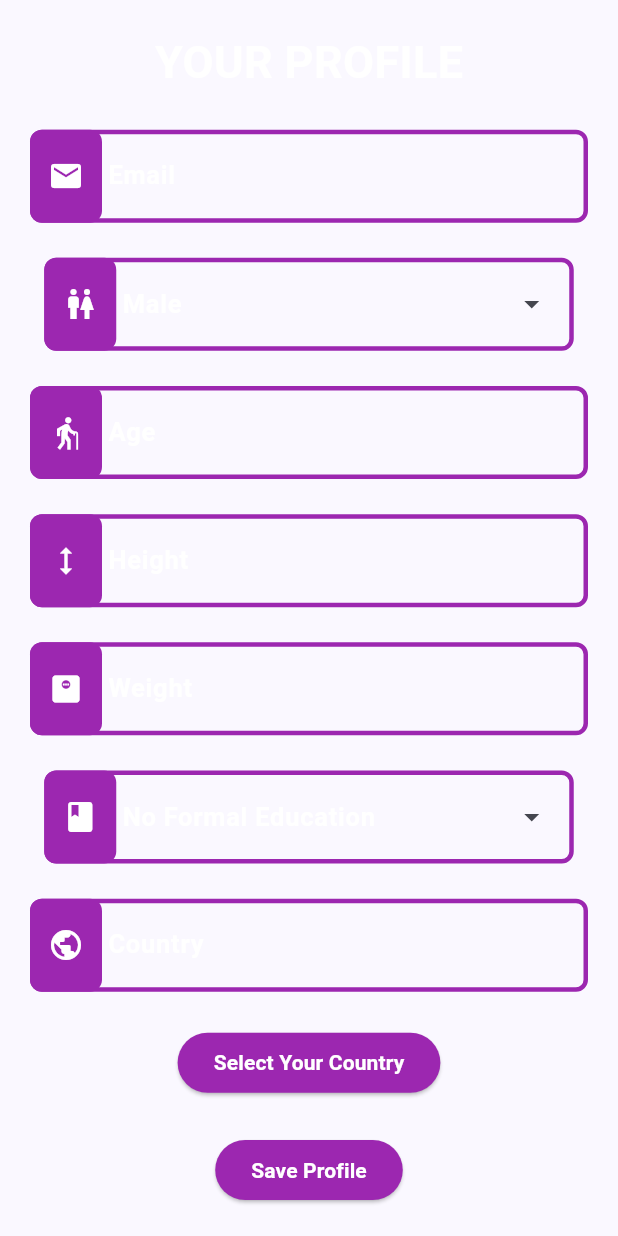
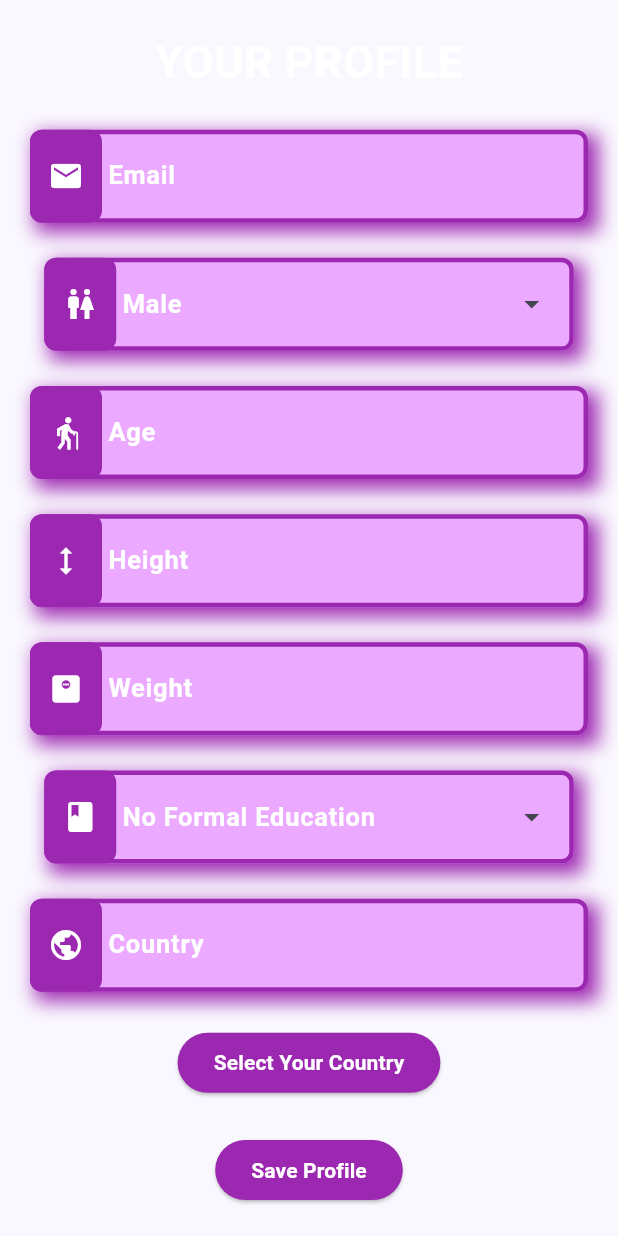
Before and after one commit to Spenc-er/BigBrain, a Flutter app: the Profile screen opened by its route, on a phone screen of 412 x 824 dp. Run offline on Flutter 3.47's test engine with Material 2 defaults, Android fonts, the light colour scheme and no system bars; our stand-ins replace audioplayers, country_picker, firebase_core, firebase_crashlytics, flutter_svg, focus_detector and 5 more; missing offline and left inert: games_services; accounts and stored records are empty.

Commit message:
elevate textfield

```diff
--- a/lib/src/profile/profile.dart
+++ b/lib/src/profile/profile.dart
@@ -95,7 +95,20 @@ class _ProfileState extends State<Profile> {
                       fontWeight: FontWeight.bold,
                       fontSize: 30),
                 ),
-                TextField(
+                Container(
+                  decoration: BoxDecoration(boxShadow: [
+                    BoxShadow(
+                      color: Colors.purple,
+                      offset: const Offset(
+                        5.0,
+                        5.0,
+                      ),
+                      blurRadius: 10.0,
+                      spreadRadius: 2.0,
+                    ),
+                  ] //BoxShadow
+                      ),
+                  child: TextField(
                     controller: email,
                     style: TextStyle(
                         color: Colors.white,
@@ -103,6 +116,8 @@ class _ProfileState extends State<Profile> {
                         fontSize: 17),
                     cursorColor: Colors.purple,
                     decoration: InputDecoration(
+                      fillColor: Color.fromARGB(255, 235, 170, 255),
+                      filled: true,
                       floatingLabelBehavior: FloatingLabelBehavior.never,
                       labelStyle: TextStyle(
                           color: Colors.white,
@@ -138,7 +153,21 @@ class _ProfileState extends State<Profile> {
                       ),
                     ),
                   ),
-                DropdownMenu<Gender?>(
+                ),
+                Container(
+                  decoration: BoxDecoration(boxShadow: [
+                    BoxShadow(
+                      color: Colors.purple,
+                      offset: const Offset(
+                        5.0,
+                        5.0,
+                      ),
+                      blurRadius: 10.0,
+                      spreadRadius: 2.0,
+                    ),
+                  ] //BoxShadow
+                      ),
+                  child: DropdownMenu<Gender?>(
                     width: 353,
                     textStyle: TextStyle(
                         color: Colors.white,
@@ -156,6 +185,8 @@ class _ProfileState extends State<Profile> {
                       ),
                     ),
                     inputDecorationTheme: InputDecorationTheme(
+                      fillColor: Color.fromARGB(255, 235, 170, 255),
+                      filled: true,
                       floatingLabelBehavior: FloatingLabelBehavior.never,
                       labelStyle: TextStyle(
                           color: Colors.white,
@@ -182,7 +213,22 @@ class _ProfileState extends State<Profile> {
                       });
                     },
                   ),
-                TextField(
+                ),
+                Container(
+                  decoration: BoxDecoration(
+                    boxShadow: [
+                      BoxShadow(
+                        color: Colors.purple,
+                        offset: const Offset(
+                          5.0,
+                          5.0,
+                        ),
+                        blurRadius: 10.0,
+                        spreadRadius: 2.0,
+                      )
+                    ],
+                  ),
+                  child: TextField(
                     keyboardType: TextInputType.number,
                     style: TextStyle(
                         color: Colors.white,
@@ -191,6 +237,8 @@ class _ProfileState extends State<Profile> {
                     controller: age,
                     cursorColor: Colors.purple,
                     decoration: InputDecoration(
+                      fillColor: Color.fromARGB(255, 235, 170, 255),
+                      filled: true,
                       hintText: 'Enter Age',
                       hintStyle: TextStyle(
                           color: Colors.white,
@@ -226,7 +274,21 @@ class _ProfileState extends State<Profile> {
                       ),
                     ),
                   ),
-                TextField(
+                ),
+                Container(
+                  decoration: BoxDecoration(boxShadow: [
+                    BoxShadow(
+                      color: Colors.purple,
+                      offset: const Offset(
+                        5.0,
+                        5.0,
+                      ),
+                      blurRadius: 10.0,
+                      spreadRadius: 2.0,
+                    ),
+                  ] //BoxShadow
+                      ),
+                  child: TextField(
                     keyboardType: TextInputType.number,
                     style: TextStyle(
                         color: Colors.white,
@@ -235,6 +297,8 @@ class _ProfileState extends State<Profile> {
                     controller: height,
                     cursorColor: Colors.purple,
                     decoration: InputDecoration(
+                        fillColor: Color.fromARGB(255, 235, 170, 255),
+                        filled: true,
                         hintText: 'Enter Height',
                         hintStyle: TextStyle(
                             color: Colors.white,
@@ -247,14 +311,17 @@ class _ProfileState extends State<Profile> {
                             fontSize: 17),
                         enabledBorder: OutlineInputBorder(
                           borderRadius: BorderRadius.all(Radius.circular(8.0)),
-                        borderSide: BorderSide(width: 3, color: Colors.purple),
+                          borderSide:
+                              BorderSide(width: 3, color: Colors.purple),
                         ), //
                         focusedBorder: OutlineInputBorder(
                           borderRadius: BorderRadius.all(Radius.circular(8.0)),
-                        borderSide: BorderSide(width: 3, color: Colors.purple),
+                          borderSide:
+                              BorderSide(width: 3, color: Colors.purple),
                         ), // ,
                         border: OutlineInputBorder(
-                          borderRadius: BorderRadius.all(Radius.circular(8.0)),
+                            borderRadius:
+                                BorderRadius.all(Radius.circular(8.0)),
                             borderSide: BorderSide(color: Colors.purple)),
                         labelText: 'Height',
                         prefixIcon: Container(
@@ -275,7 +342,21 @@ class _ProfileState extends State<Profile> {
                             fontWeight: FontWeight.bold,
                             fontSize: 17)),
                   ),
-                TextField(
+                ),
+                Container(
+                  decoration: BoxDecoration(boxShadow: [
+                    BoxShadow(
+                      color: Colors.purple,
+                      offset: const Offset(
+                        5.0,
+                        5.0,
+                      ),
+                      blurRadius: 10.0,
+                      spreadRadius: 2.0,
+                    ),
+                  ] //BoxShadow
+                      ),
+                  child: TextField(
                     keyboardType: TextInputType.number,
                     style: TextStyle(
                         color: Colors.white,
@@ -284,6 +365,8 @@ class _ProfileState extends State<Profile> {
                     controller: weight,
                     cursorColor: Colors.purple,
                     decoration: InputDecoration(
+                        fillColor: Color.fromARGB(255, 235, 170, 255),
+                        filled: true,
                         hintText: 'Enter Weight',
                         hintStyle: TextStyle(
                             color: Colors.white,
@@ -296,14 +379,17 @@ class _ProfileState extends State<Profile> {
                             fontSize: 17),
                         enabledBorder: OutlineInputBorder(
                           borderRadius: BorderRadius.all(Radius.circular(8.0)),
-                        borderSide: BorderSide(width: 3, color: Colors.purple),
+                          borderSide:
+                              BorderSide(width: 3, color: Colors.purple),
                         ), //
                         focusedBorder: OutlineInputBorder(
                           borderRadius: BorderRadius.all(Radius.circular(8.0)),
-                        borderSide: BorderSide(width: 3, color: Colors.purple),
+                          borderSide:
+                              BorderSide(width: 3, color: Colors.purple),
                         ), // ,
                         border: OutlineInputBorder(
-                          borderRadius: BorderRadius.all(Radius.circular(8.0)),
+                            borderRadius:
+                                BorderRadius.all(Radius.circular(8.0)),
                             borderSide: BorderSide(color: Colors.purple)),
                         labelText: 'Weight',
                         prefixIcon: Container(
@@ -324,7 +410,21 @@ class _ProfileState extends State<Profile> {
                             fontWeight: FontWeight.bold,
                             fontSize: 17)),
                   ),
-                DropdownMenu<Education>(
+                ),
+                Container(
+                  decoration: BoxDecoration(boxShadow: [
+                    BoxShadow(
+                      color: Colors.purple,
+                      offset: const Offset(
+                        5.0,
+                        5.0,
+                      ),
+                      blurRadius: 10.0,
+                      spreadRadius: 2.0,
+                    ),
+                  ] //BoxShadow
+                      ),
+                  child: DropdownMenu<Education>(
                     width: 353,
                     textStyle: TextStyle(
                         color: Colors.white,
@@ -342,6 +442,8 @@ class _ProfileState extends State<Profile> {
                       ),
                     ),
                     inputDecorationTheme: InputDecorationTheme(
+                      fillColor: Color.fromARGB(255, 235, 170, 255),
+                      filled: true,
                       floatingLabelBehavior: FloatingLabelBehavior.never,
                       labelStyle: TextStyle(
                           color: Colors.white,
@@ -368,7 +470,21 @@ class _ProfileState extends State<Profile> {
                       });
                     },
                   ),
-                TextField(
+                ),
+                Container(
+                  decoration: BoxDecoration(boxShadow: [
+                    BoxShadow(
+                      color: Colors.purple,
+                      offset: const Offset(
+                        5.0,
+                        5.0,
+                      ),
+                      blurRadius: 10.0,
+                      spreadRadius: 2.0,
+                    ),
+                  ] //BoxShadow
+                      ),
+                  child: TextField(
                     style: TextStyle(
                         color: Colors.white,
                         fontWeight: FontWeight.bold,
@@ -377,6 +493,8 @@ class _ProfileState extends State<Profile> {
                     controller: countryName,
                     cursorColor: Colors.purple,
                     decoration: InputDecoration(
+                      fillColor: Color.fromARGB(255, 235, 170, 255),
+                      filled: true,
                       floatingLabelBehavior: FloatingLabelBehavior.never,
                       labelStyle: TextStyle(
                           color: Colors.white,
@@ -407,6 +525,7 @@ class _ProfileState extends State<Profile> {
                       ),
                     ),
                   ),
+                ),
                 ElevatedButton(
                   style: ButtonStyle(
                       backgroundColor:
@@ -430,6 +549,8 @@ class _ProfileState extends State<Profile> {
                         ),
                         // Optional. Styles the search field.
                         inputDecoration: InputDecoration(
+                          fillColor: Color.fromARGB(255, 235, 170, 255),
+                          filled: true,
                           labelText: 'Search',
                           hintText: 'Start typing to search',
                           prefixIcon: const Icon(Icons.search),
```
Lines whose indentation alone changed are shown as unchanged.
